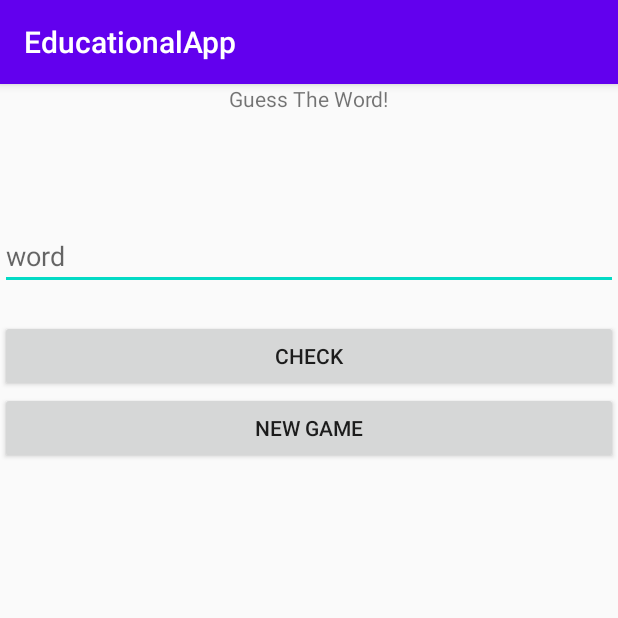
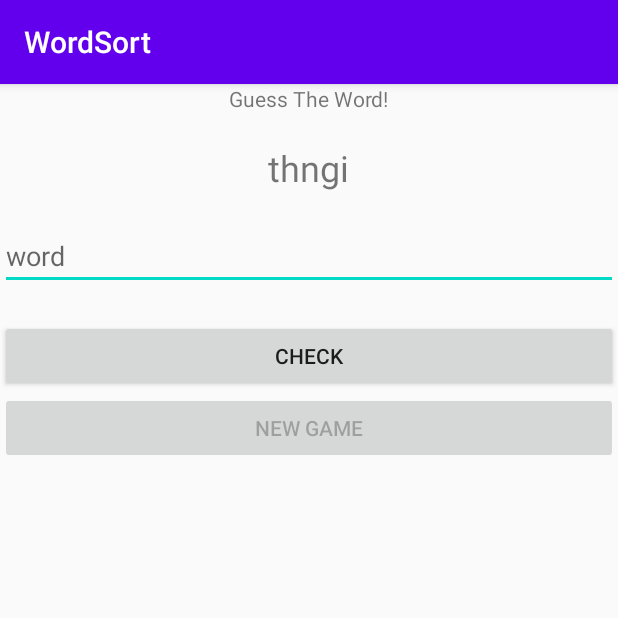
Before and after one commit to aidanmegee/WordSort, an Android app: the fragment GameFragment shown on its own in the app's theme, on a phone screen of 412 x 824 dp, the top half of it. Run offline under Robolectric (Android 15) with nearby library versions, the phone set to English and light mode, and no system bars.

Commit message:
Add code to gameFragment to handle game code and algorithms. Add ID attribute to game fragment XML.

```diff
--- a/app/src/main/java/au/edu/jcu/cp3406/WordSort/GameActivity.java
+++ b/app/src/main/java/au/edu/jcu/cp3406/WordSort/GameActivity.java
@@ -18,6 +18,7 @@ import au.edu.jcu.cp3406.WordSort.R;
 
 public class GameActivity extends AppCompatActivity {
     private StatusFragment statusFragment;
+    private GameFragment gameFragment;
     private boolean isLargeScreen;
     private SensorManager sensorManager;
     private float accel;
@@ -28,8 +29,12 @@ public class GameActivity extends AppCompatActivity {
     protected void onCreate(Bundle savedInstanceState) {
         super.onCreate(savedInstanceState);
         setContentView(R.layout.activity_game);
+
+        //** Find fragments using fragment manager **\\
         FragmentManager fragmentManager = getSupportFragmentManager();
         statusFragment = (StatusFragment) fragmentManager.findFragmentById(R.id.status);
+        gameFragment = (GameFragment) fragmentManager.findFragmentById(R.id.game);
+
 
         isLargeScreen = statusFragment != null;
 
@@ -64,6 +69,7 @@ public class GameActivity extends AppCompatActivity {
             accel = accel * 0.9f + delta;
             if (accel > 12) {
                 Toast.makeText(getApplicationContext(), "Shaking Detected, Restarting Game", Toast.LENGTH_LONG).show();
+
             }
         }
 
--- a/app/src/main/java/au/edu/jcu/cp3406/WordSort/GameFragment.java
+++ b/app/src/main/java/au/edu/jcu/cp3406/WordSort/GameFragment.java
@@ -1,5 +1,6 @@
 package au.edu.jcu.cp3406.WordSort;
 
+import android.annotation.SuppressLint;
 import android.os.Bundle;
 
 import androidx.fragment.app.Fragment;
@@ -11,10 +12,36 @@ import android.widget.Button;
 import android.widget.EditText;
 import android.widget.TextView;
 
+import java.util.Arrays;
+import java.util.Collections;
+import java.util.List;
+import java.util.Random;
+
 /**
  * A simple {@link Fragment} subclass.
  */
 public class GameFragment extends Fragment {
+    private TextView info, word;
+    private EditText wordGuess;
+    private Button checkWord, newGame;
+
+    Random randomNum;
+
+    String currentWord;
+
+    String[] dictionary = { //Hardcode dictionary for test
+            "hello",
+            "car",
+            "paris",
+            "football",
+            "tennis",
+            "fruit",
+            "night",
+            "computer",
+            "java",
+            "network"
+
+    };
 
     public GameFragment() {
         // Required empty public constructor
@@ -24,13 +51,72 @@ public class GameFragment extends Fragment {
     @Override
     public View onCreateView(LayoutInflater inflater, ViewGroup container,
                              Bundle savedInstanceState) {
-        TextView info, currentWord;
-        EditText wordGuess;
-        Button checkWord, newGame;
         // Inflate the layout for this fragment
         View view = inflater.inflate(R.layout.fragment_game, container, false);
 
+        //Find TextViews
+        info = view.findViewById(R.id.info);
+        word = view.findViewById(R.id.current_word);
+
+        //Find EditText
+        wordGuess = view.findViewById(R.id.word_guess);
+
+        //Find Buttons
+        checkWord = view.findViewById(R.id.check_word);
+        newGame = view.findViewById(R.id.new_game);
+
+        //random num variable for accessing random word in array
+        randomNum = new Random();
+
+        //new game called when fragment is created
+        newGame();
+
+        checkWord.setOnClickListener(new View.OnClickListener() {
+            @SuppressLint("SetTextI18n")
+            @Override
+            public void onClick(View v) {
+                if (wordGuess.getText().toString().equalsIgnoreCase(currentWord)) {
+                    info.setText("Correct Guess!");
+                    checkWord.setEnabled(false);
+                    newGame.setEnabled(true);
+                }
+            }
+        });
+
+        newGame.setOnClickListener(new View.OnClickListener() {
+            @Override
+            public void onClick(View v) {
+                newGame(); //new Game is called again once the user clicks "New Game" button
+            }
+        });
 
         return view;
     }
+
+    //method to shuffle letters of the current word
+    private String wordShuffle(String word) {
+        List<String> letters = Arrays.asList(word.split("")); //Assigns a list of letters split from given array
+        Collections.shuffle(letters);
+        String shuffled = "";
+        for (String letter : letters) { //iterate over all letters in the List of type <String>
+            shuffled += letter;
+        }
+        return shuffled;
+    }
+
+    //method that is called when new game button is clicked by user
+    private void newGame() {
+
+        currentWord = dictionary[randomNum.nextInt(dictionary.length)];
+
+        word.setText(wordShuffle(currentWord));
+
+        //clears user guess to produce empty String
+        wordGuess.setText("");
+
+        //re-enable buttons based on previous game played
+        newGame.setEnabled(false);
+        checkWord.setEnabled(true);
+    }
+
 }
--- a/app/src/main/res/layout/fragment_game.xml
+++ b/app/src/main/res/layout/fragment_game.xml
@@ -2,6 +2,7 @@
     xmlns:tools="http://schemas.android.com/tools"
     android:layout_width="match_parent"
     android:layout_height="match_parent"
+    android:id="@+id/game"
     tools:context="au.edu.jcu.cp3406.WordSort.GameFragment">
 
     <!-- TODO: Update blank fragment layout -->
--- a/app/src/main/res/values/strings.xml
+++ b/app/src/main/res/values/strings.xml
@@ -1,5 +1,5 @@
 <resources>
-    <string name="app_name">EducationalApp</string>
+    <string name="app_name">WordSort</string>
     <string name="play">Play</string>
     <string name="settings">Settings</string>
     <string name="high_scores">High-scores</string>
```
